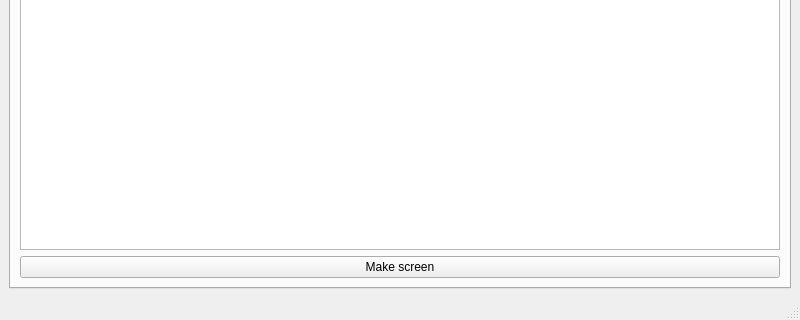
First picture: the form in calcwindow.ui, repository robocenter-rov/remote-control, before the edit; both pictures show x 0 to 800 and y 280 to 600 of the 800 by 600 pixel window.
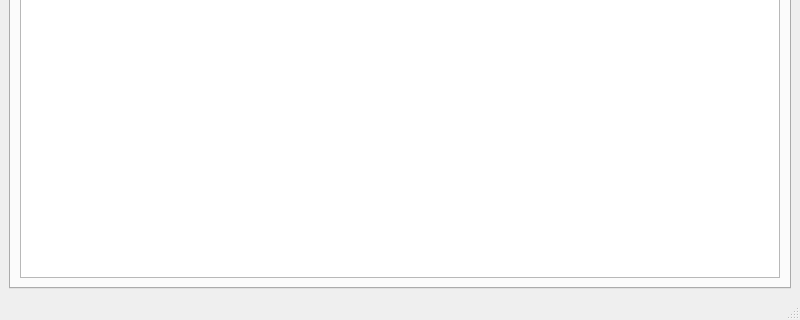
Second picture: the form after the edit.

Commit message: Use VideoGraphicsScene class. Remove button for making screen. Make screen when clicked on VideoGraphicsScene Signed-off-by: iantv <ian.tatiana.v@gmail.com>

Diff of the .ui file:
```diff
--- a/calcwindow.ui
+++ b/calcwindow.ui
@@ -28,13 +28,6 @@
         <item row="0" column="0">
          <widget class="QGraphicsView" name="videoView"/>
         </item>
-        <item row="1" column="0">
-         <widget class="QPushButton" name="makeScreenButton">
-          <property name="text">
-           <string>Make screen</string>
-          </property>
-         </widget>
-        </item>
        </layout>
       </widget>
       <widget class="QWidget" name="screensTab">
```
The commit also changes 2 other files.
